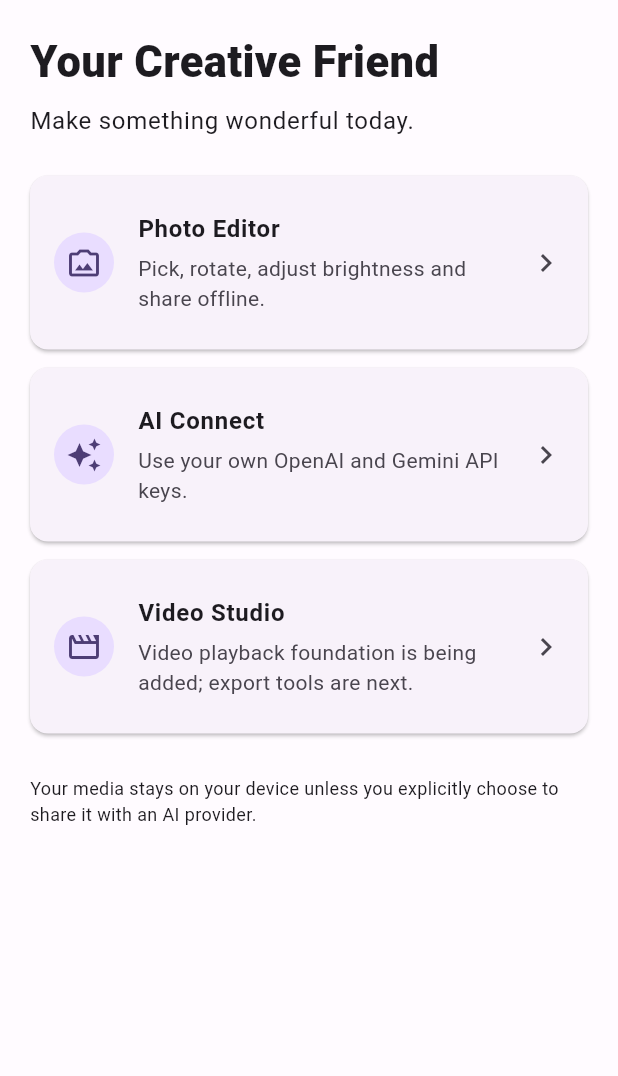
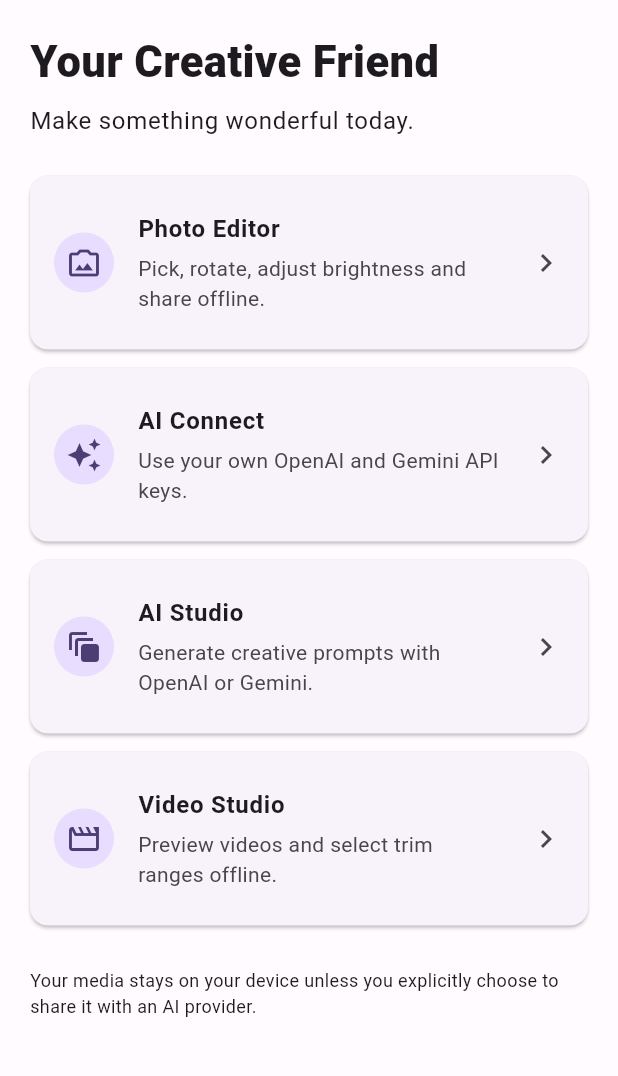
Before and after one commit to Hemang67/PixelMitra, a Flutter app: the screen it shows after launch, on a phone screen of 412 x 824 dp, the part 84-1160 px from its top. Run offline on Flutter 3.47's test engine with Material 3 defaults, Android fonts, the phone set to English and light mode, and no system bars; our stand-ins replace dio, file_picker, flutter_secure_storage, image_picker, share_plus, video_player.

Commit message:
feat: wire AI Studio and Video Studio into home navigation

```diff
--- a/mobile/lib/main.dart
+++ b/mobile/lib/main.dart
@@ -3,6 +3,8 @@
 // ignore_for_file: deprecated_member_use
 import 'package:flutter/material.dart';
 import 'features/ai_connect/connect_screen.dart';
+import 'features/ai_connect/ai_studio_screen.dart';
+import 'features/video_editor/video_editor_screen.dart';
 import 'features/photo_editor/photo_editor_screen.dart';
 import 'features/updates/update_screen.dart';
 
@@ -47,7 +49,8 @@ class HomeScreen extends StatelessWidget {
       const SizedBox(height: 24),
       _FeatureCard(icon: Icons.photo_camera_back_outlined, title: 'Photo Editor', subtitle: 'Pick, rotate, adjust brightness and share offline.', onTap: () => Navigator.push(context, MaterialPageRoute(builder: (_) => const PhotoEditorScreen()))),
       _FeatureCard(icon: Icons.auto_awesome, title: 'AI Connect', subtitle: 'Use your own OpenAI and Gemini API keys.', onTap: () => Navigator.push(context, MaterialPageRoute(builder: (_) => const ConnectScreen()))),
-      const _FeatureCard(icon: Icons.movie_outlined, title: 'Video Studio', subtitle: 'Video playback foundation is being added; export tools are next.', onTap: null),
+      _FeatureCard(icon: Icons.auto_awesome_motion, title: 'AI Studio', subtitle: 'Generate creative prompts with OpenAI or Gemini.', onTap: () => Navigator.push(context, MaterialPageRoute(builder: (_) => const AiStudioScreen()))),
+      _FeatureCard(icon: Icons.movie_outlined, title: 'Video Studio', subtitle: 'Preview videos and select trim ranges offline.', onTap: () => Navigator.push(context, MaterialPageRoute(builder: (_) => const VideoEditorScreen()))),
       const SizedBox(height: 16),
       const Text('Your media stays on your device unless you explicitly choose to share it with an AI provider.', style: TextStyle(fontSize: 12)),
     ]),
```
